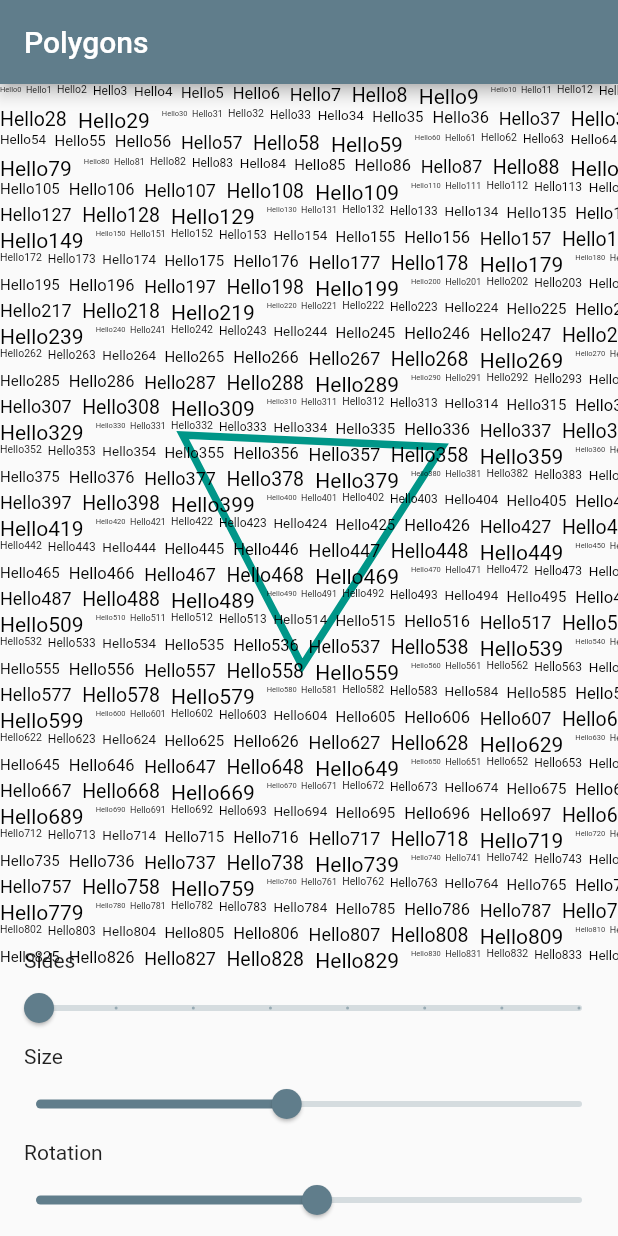
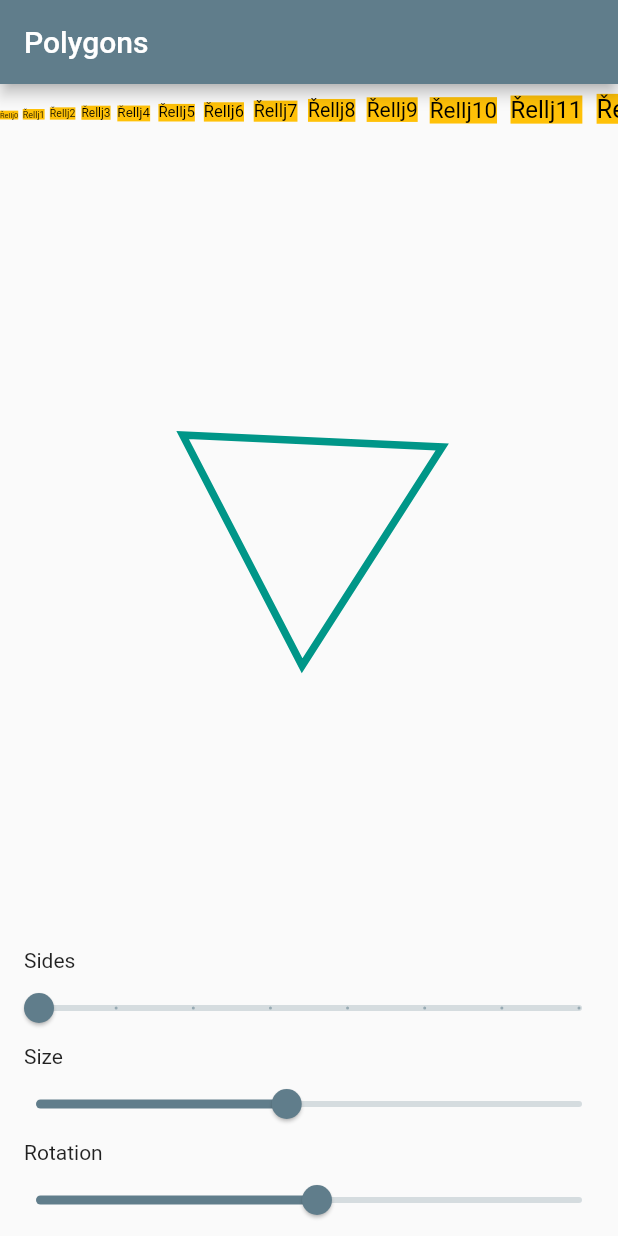
Before and after one commit to milos-prochazka/ebook_canvas, a Flutter app: the screen it shows after launch, on a phone screen of 412 x 824 dp. Run offline on Flutter 3.47's test engine with Material 2 defaults, Android fonts, the phone set to English and light mode, and no system bars.

Commit message:
zarovnavani textu na radek

```diff
--- a/lib/main.dart
+++ b/lib/main.dart
@@ -12,23 +12,15 @@ class MyApp extends StatelessWidget
 
   MyApp()
   {
-    for (int i = 0; i < 10000; i++)
+    for (int i = 0; i < 20; i++)
     {
       words.add
       (
-        WordSpan
-        (
-          'Hello$i',
-          TextStyle
-          (
-            color: Colors.black,
-            fontSize: 5 + (i % 10),
-          )
-        )
+        WordSpan('Řellj$i', TextStyle(color: Colors.black, fontSize: 5 + (i % 20), backgroundColor: Colors.amber))
       );
     }
 
-    breakLines(words, 1000);
+    breakLines(words, 1500);
   }
 
   void breakLines(List<WordSpan> words, int width)
@@ -57,19 +49,30 @@ class MyApp extends StatelessWidget
         }
       }
 
-      double h = 0;
       double t = 0;
+      double basemax = 0;
       left = 0;
       for (int i = pageStart; i < pageEnd; i++)
       {
         final word = words[i];
-        h = math.max(h, word.height);
+        basemax = math.max(basemax, word.baseLine);
         word.xpos = left;
         word.ypos = top;
+
         left += word.width + word.wordSpacing;
       }
 
-      top += h;
+      double height = 0;
+      for (int i = pageStart; i < pageEnd; i++)
+      {
+        final word = words[i];
+        final descent = word.height - word.baseLine;
+        final yshift = basemax - word.baseLine;
+        height = math.max(height, basemax + descent);
+        word.ypos = yshift + top;
+      }
+
+      top += height;
       pageStart = pageEnd;
     }
   }
@@ -372,7 +375,7 @@ class WordSpan
         final metrics = ml.first;
         wordSpacing = style.wordSpacing ?? p.height / 2;
 
-        baseLine = metrics.baseline;
+        baseLine = metrics.ascent;
         height = metrics.height;
         width = metrics.width;
         left = metrics.left;
```
Also changed, not shown: 1 other file.
